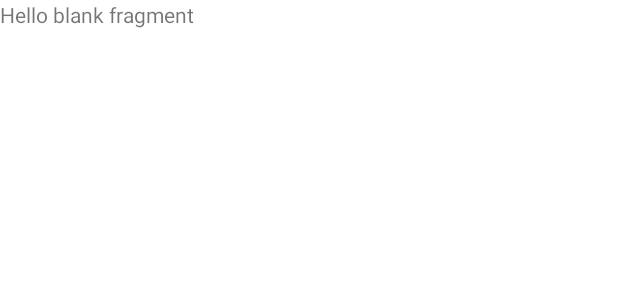
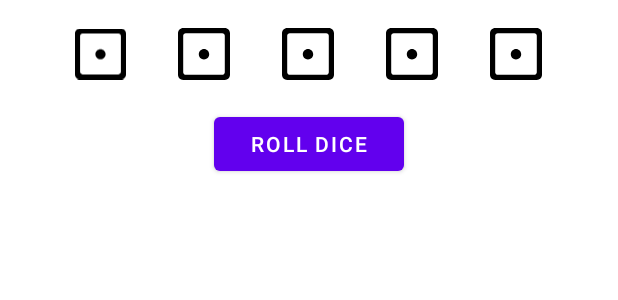
Before and after one commit to nick-pape/dice-poker-android, an Android app: the layout fragment_dice_roll.xml on its own in the app's theme, with its tools: preview values and no code run, on a phone screen of 412 x 824 dp. Shown: the top 300 px of the screen. Run offline under Robolectric (Android 15) with nearby library versions, the phone set to English and light mode, and no system bars.

Commit message:
Start adding basic dice rolling layout

```diff
--- a/app/src/main/java/com/nickpape/dicepokerbattleroyale/fragments/CreateGameFragment.kt
+++ b/app/src/main/java/com/nickpape/dicepokerbattleroyale/fragments/CreateGameFragment.kt
@@ -24,9 +24,9 @@ class CreateGameFragment : Fragment() {
         return inflater.inflate(R.layout.fragment_create_game, container, false)
     }
 
-    override fun onActivityCreated(savedInstanceState: Bundle?) {
-        super.onActivityCreated(savedInstanceState)
-        viewModel = ViewModelProvider(this).get(CreateGameViewModel::class.java)
+    override fun onViewCreated(view: View, savedInstanceState: Bundle?) {
+        super.onViewCreated(view, savedInstanceState)
+        viewModel = ViewModelProvider(this)[CreateGameViewModel::class.java]
         // TODO: Use the ViewModel
     }
 
--- /dev/null
+++ b/app/src/main/res/drawable/dice_one.xml
@@ -0,0 +1,12 @@
+<vector xmlns:android="http://schemas.android.com/apk/res/android"
+    android:width="20dp"
+    android:height="20dp"
+    android:viewportWidth="20"
+    android:viewportHeight="20">
+  <path
+      android:pathData="M12,10.104C12,11.209 11.104,12.104 10,12.104C8.896,12.104 8,11.209 8,10.104C8,9 8.896,8.104 10,8.104C11.104,8.104 12,9 12,10.104L12,10.104ZM18,17C18,17.553 17.552,18 17,18L3,18C2.448,18 2,17.553 2,17L2,3C2,2.448 2.448,2 3,2L17,2C17.552,2 18,2.448 18,3L18,17ZM18,-0L2,-0C0.896,-0 0,0.896 0,2L0,18C0,19.104 0.896,20 2,20L18,20C19.105,20 20,19.104 20,18L20,2C20,0.896 19.105,-0 18,-0L18,-0Z"
+      android:strokeWidth="1"
+      android:fillColor="#000000"
+      android:fillType="evenOdd"
+      android:strokeColor="#00000000"/>
+</vector>
--- a/app/src/main/res/layout/fragment_dice_roll.xml
+++ b/app/src/main/res/layout/fragment_dice_roll.xml
@@ -6,9 +6,100 @@
     tools:context=".fragments.DiceRollFragment">
 
     <!-- TODO: Update blank fragment layout -->
-    <TextView
+    <LinearLayout
         android:layout_width="match_parent"
-        android:layout_height="match_parent"
-        android:text="@string/hello_blank_fragment" />
+        android:layout_height="wrap_content"
+        android:orientation="vertical"
+        android:layout_margin="8dp"
+        >
+        <LinearLayout
+            android:layout_width="match_parent"
+            android:layout_height="wrap_content"
+            android:layout_margin="8dp"
+            >
+            <LinearLayout
+                android:layout_width="0dp"
+                android:layout_height="0dp"
+                android:layout_weight="1"/>
+            <ImageView
+                android:id="@+id/dice_one_image"
+                android:layout_width="0dp"
+                android:layout_height="40dp"
+                android:layout_weight="1"
+                android:src="@drawable/dice_one"
+            />
+            <LinearLayout
+                android:layout_width="0dp"
+                android:layout_height="0dp"
+                android:layout_weight="1"/>
+            <ImageView
+                android:id="@+id/dice_two_image"
+                android:layout_width="0dp"
+                android:layout_height="40dp"
+                android:layout_weight="1"
+                android:src="@drawable/dice_one"
+                />
+            <LinearLayout
+                android:layout_width="0dp"
+                android:layout_height="0dp"
+                android:layout_weight="1"/>
+            <ImageView
+                android:id="@+id/dice_three_image"
+                android:layout_width="0dp"
+                android:layout_height="40dp"
+                android:layout_weight="1"
+                android:src="@drawable/dice_one"
+                />
+            <LinearLayout
+                android:layout_width="0dp"
+                android:layout_height="0dp"
+                android:layout_weight="1"/>
+            <ImageView
+                android:id="@+id/dice_four_image"
+                android:layout_width="0dp"
+                android:layout_height="40dp"
+                android:layout_weight="1"
+                android:src="@drawable/dice_one"
+                />
+            <LinearLayout
+                android:layout_width="0dp"
+                android:layout_height="0dp"
+                android:layout_weight="1"/>
+            <ImageView
+                android:id="@+id/dice_five_image"
+                android:layout_width="0dp"
+                android:layout_height="40dp"
+                android:layout_weight="1"
+                android:src="@drawable/dice_one"
+                />
+            <LinearLayout
+                android:layout_width="0dp"
+                android:layout_height="0dp"
+                android:layout_weight="1"/>
+        </LinearLayout>
+        <LinearLayout
+            android:layout_width="match_parent"
+            android:layout_height="wrap_content"
+            android:layout_margin="8dp"
+            >
+            <LinearLayout
+                android:layout_width="0dp"
+                android:layout_height="match_parent"
+                android:layout_weight="1"
+                />
+            <Button
+                android:id="@+id/roll_button"
+                android:layout_width="0dp"
+                android:layout_height="wrap_content"
+                android:layout_weight="1"
+                android:text="Roll Dice"
 
+                />
+            <LinearLayout
+                android:layout_width="0dp"
+                android:layout_height="match_parent"
+                android:layout_weight="1"
+                />
+        </LinearLayout>
+    </LinearLayout>
 </FrameLayout>
```
